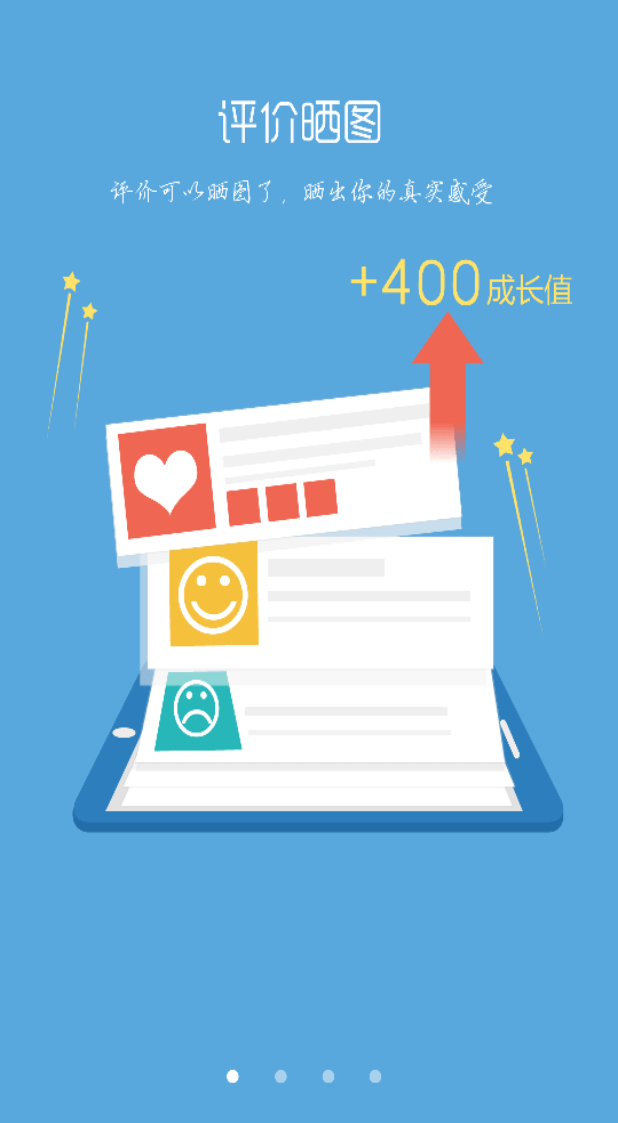
After one commit to wuyinlei/HandleGroupPurchase, an Android app: the GuideActivity screen opened directly, with no data from a screen before it, on a phone screen of 412 x 824 dp. The commit adds this screen. Shown: the top 1123 px of the screen. Run offline under Robolectric (Android 15) with nearby library versions, the phone set to English and light mode, and no system bars.

Commit message:
新手引导页完成

```diff
--- a/app/src/main/AndroidManifest.xml
+++ b/app/src/main/AndroidManifest.xml
@@ -8,13 +8,17 @@
         android:label="@string/app_name"
         android:supportsRtl="true"
         android:theme="@style/AppTheme">
-        <activity android:name=".MainActivity">
+        <activity android:name=".SplashActivity">
             <intent-filter>
                 <action android:name="android.intent.action.MAIN"/>
 
                 <category android:name="android.intent.category.LAUNCHER"/>
             </intent-filter>
         </activity>
+        <activity android:name=".MainActivity">
+        </activity>
+        <activity android:name=".ui.GuideActivity">
+        </activity>
     </application>
 
 </manifest>
--- /dev/null
+++ b/app/src/main/java/yinlei/com/handlegrouppurchase/ui/GuideActivity.java
@@ -0,0 +1,114 @@
+package yinlei.com.handlegrouppurchase.ui;
+
+import android.content.Intent;
+import android.os.Bundle;
+import android.support.v4.view.PagerAdapter;
+import android.support.v4.view.ViewPager;
+import android.support.v7.app.AppCompatActivity;
+import android.view.View;
+import android.view.ViewGroup;
+import android.view.animation.Animation;
+import android.view.animation.AnimationUtils;
+import android.widget.Button;
+import android.widget.ImageView;
+
+import java.util.ArrayList;
+import java.util.List;
+
+import yinlei.com.handlegrouppurchase.MainActivity;
+import yinlei.com.handlegrouppurchase.R;
+
+public class GuideActivity extends AppCompatActivity implements ViewPager.OnPageChangeListener {
+
+    //图片资源
+    int [] images = new int[]{
+            R.drawable.guide_1,
+            R.drawable.guide_2,
+            R.drawable.guide_3,
+            R.drawable.guide_4
+    };
+
+    private List<View> mViews = new ArrayList<>();
+
+    private ViewPager mViewPager;
+    private Button btnStart;
+
+    @Override
+    protected void onCreate(Bundle savedInstanceState) {
+        super.onCreate(savedInstanceState);
+        setContentView(R.layout.activity_guide);
+        initView();
+        initData();
+        MyViewPagerAdapter adapter = new MyViewPagerAdapter();
+        mViewPager.setAdapter(adapter);
+        mViewPager.setOnPageChangeListener(this);
+        btnStart.setOnClickListener(new View.OnClickListener() {
+            @Override
+            public void onClick(View view) {
+                startActivity(new Intent(GuideActivity.this,MainActivity.class));
+                finish();
+            }
+        });
+    }
+
+    private void initData() {
+        for (int i = 0; i < images.length; i++) {
+            View inflate = getLayoutInflater().inflate(R.layout.guide_item, null);
+            ImageView ivGuide = (ImageView) inflate.findViewById(R.id.iv_guide);
+            ivGuide.setBackgroundResource(images[i]);
+            mViews.add(inflate);
+        }
+    }
+
+    private void initView() {
+        mViewPager = (ViewPager) findViewById(R.id.viewPager);
+        btnStart = (Button) findViewById(R.id.btn_start);
+    }
+
+    @Override
+    public void onPageScrolled(int position, float positionOffset, int positionOffsetPixels) {
+
+    }
+
+    @Override
+    public void onPageSelected(int position) {
+        if (position == images.length - 1){
+            btnStart.setVisibility(View.VISIBLE);
+            Animation animation = AnimationUtils.loadAnimation(GuideActivity.this, R.anim.anim_guide_btn_start);
+            btnStart.startAnimation(animation);
+        } else {
+            btnStart.setVisibility(View.GONE);
+        }
+    }
+
+    @Override
+    public void onPageScrollStateChanged(int state) {
+
+    }
+
+    class MyViewPagerAdapter extends PagerAdapter{
+        @Override
+        public Object instantiateItem(ViewGroup container, int position) {
+
+            View view = mViews.get(position);
+            container.addView(view);
+            return view;
+        }
+
+        @Override
+        public void destroyItem(ViewGroup container, int position, Object object) {
+            container.removeView(mViews.get(position));
+        }
+
+
+        @Override
+        public int getCount() {
+            return mViews== null?0:mViews.size();
+        }
+
+        @Override
+        public boolean isViewFromObject(View view, Object object) {
+            return view == object;//官方推荐的写法
+        }
+    }
+}
--- /dev/null
+++ b/app/src/main/res/anim/anim_guide_btn_start.xml
@@ -0,0 +1,6 @@
+<?xml version="1.0" encoding="utf-8"?>
+<alpha xmlns:android="http://schemas.android.com/apk/res/android"
+    android:fromAlpha="0.3"
+    android:toAlpha="1"
+    android:duration="500"
+    />
--- /dev/null
+++ b/app/src/main/res/drawable/guid_start_btn_selector.xml
@@ -0,0 +1,8 @@
+<?xml version="1.0" encoding="utf-8"?>
+<selector
+  xmlns:android="http://schemas.android.com/apk/res/android">
+    <item android:state_pressed="true" android:drawable="@drawable/start_btn_click" />
+    <item android:state_focused="true" android:drawable="@drawable/start_btn_click" />
+    <item android:state_enabled="false" android:drawable="@color/login_unable_bg" />
+    <item android:drawable="@drawable/start_btn_normal" />
+</selector>
--- /dev/null
+++ b/app/src/main/res/layout/activity_guide.xml
@@ -0,0 +1,25 @@
+<?xml version="1.0" encoding="utf-8"?>
+<FrameLayout
+    xmlns:android="http://schemas.android.com/apk/res/android"
+    xmlns:tools="http://schemas.android.com/tools"
+    android:orientation="vertical"
+    android:layout_width="match_parent"
+    android:layout_height="match_parent">
+
+    <android.support.v4.view.ViewPager
+        android:id="@+id/viewPager"
+        android:layout_width="match_parent"
+        android:layout_height="match_parent"/>
+    <Button
+        android:id="@+id/btn_start"
+        android:layout_width="150.0dip"
+        android:layout_height="43.0dip"
+        android:layout_gravity="bottom|center"
+        android:layout_marginBottom="15.0dip"
+        android:background="@drawable/guid_start_btn_selector"
+        android:paddingLeft="20.0dip"
+        android:paddingRight="20.0dip"
+        android:textColor="@color/white"
+        android:visibility="gone"/>
+
+</FrameLayout>
--- /dev/null
+++ b/app/src/main/res/layout/guide_item.xml
@@ -0,0 +1,13 @@
+<?xml version="1.0" encoding="utf-8"?>
+<LinearLayout xmlns:android="http://schemas.android.com/apk/res/android"
+              android:orientation="vertical"
+              android:layout_width="match_parent"
+              android:layout_height="match_parent">
+
+    <ImageView
+        android:id="@+id/iv_guide"
+        android:layout_width="match_parent"
+        android:layout_height="match_parent"/>
+
+
+</LinearLayout>
--- a/app/src/main/res/values/colors.xml
+++ b/app/src/main/res/values/colors.xml
@@ -6,4 +6,8 @@
 
     <color name="tab_normal">#c5c9d0</color>
     <color name="tab_selected">#fb773b</color>
+
+    <color name="login_unable_bg_green">#ff90e4da</color>
+    <color name="login_unable_bg">#ffcdced0</color>
+    <color name="white">#ffffff</color>
 </resources>
--- a/app/src/main/res/values/styles.xml
+++ b/app/src/main/res/values/styles.xml
@@ -1,7 +1,7 @@
 <resources>
 
     <!-- Base application theme. -->
-    <style name="AppTheme" parent="Theme.AppCompat.Light.DarkActionBar">
+    <style name="AppTheme" parent="Theme.AppCompat.Light.NoActionBar">
         <!-- Customize your theme here. -->
         <item name="colorPrimary">@color/colorPrimary</item>
         <item name="colorPrimaryDark">@color/colorPrimaryDark</item>
```
Also changed, not shown: app/src/main/java/yinlei/com/handlegrouppurchase/SplashActivity.java (added, +76 -0 lines), app/src/main/res/layout/activity_splash.xml (added, +11 -0 lines), app/src/main/res/drawable-xxhdpi/guide_1.png (added), app/src/main/res/drawable-xxhdpi/guide_2.png (added), app/src/main/res/drawable-xxhdpi/guide_3.png (added), app/src/main/res/drawable-xxhdpi/guide_4.png (added), app/src/main/res/drawable-xxhdpi/start.png (added), app/src/main/res/drawable-xxxhdpi/start_btn_click.png (added), app/src/main/res/drawable-xxxhdpi/start_btn_normal.png (added).
